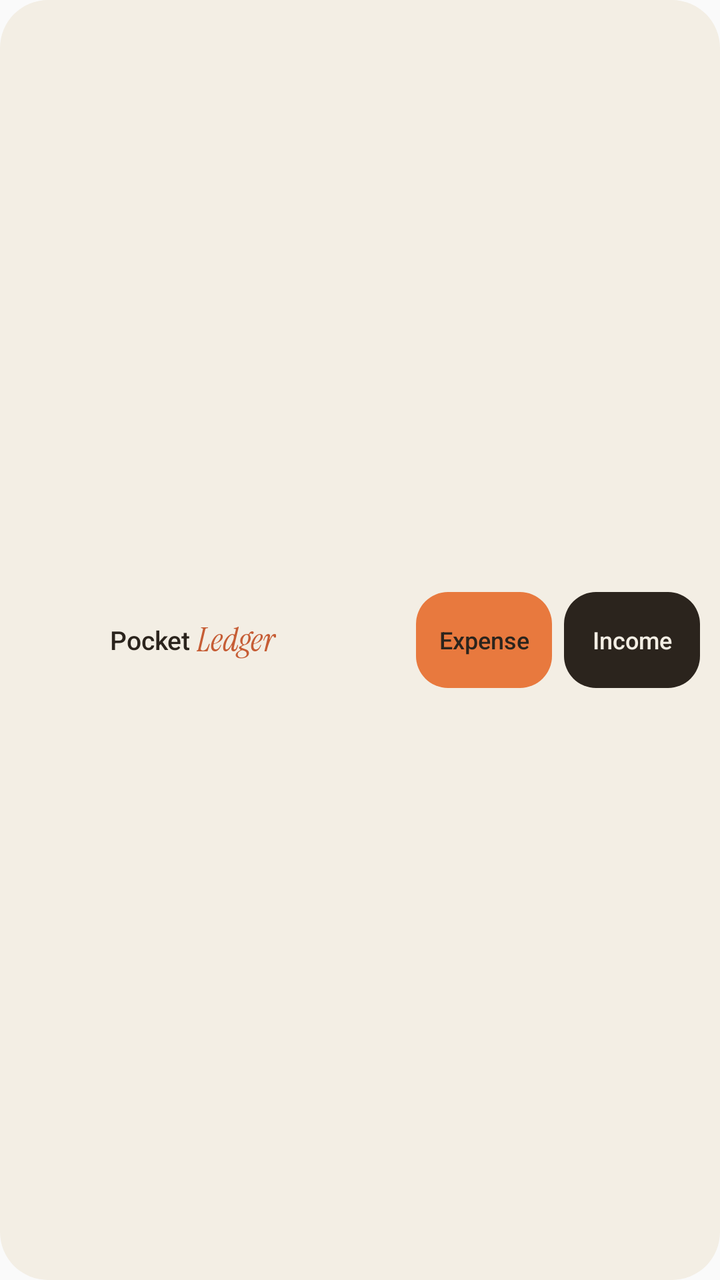
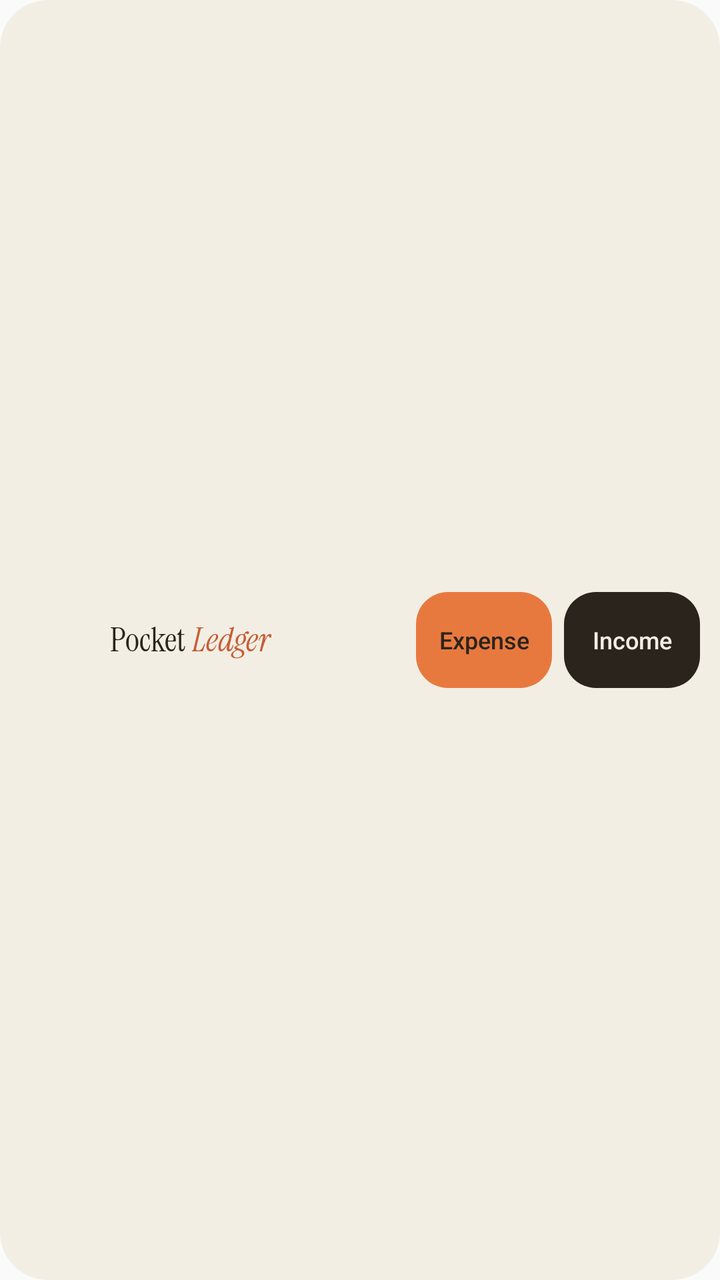

Two renders of the same Android screen: before a commit and after it. Below are the layout's source before the change and the commit's diff.
<!-- AndroidManifest.xml: application theme AppTheme -->
<!-- res/layout/ledger_widget.xml -->
<?xml version="1.0" encoding="utf-8"?>
<LinearLayout xmlns:android="http://schemas.android.com/apk/res/android"
    android:layout_width="match_parent" android:layout_height="match_parent"
    android:orientation="horizontal" android:gravity="center_vertical" android:padding="10dp" android:background="@drawable/widget_background">
    <LinearLayout android:layout_width="0dp" android:layout_weight="1" android:layout_height="match_parent" android:gravity="center_vertical" android:paddingStart="4dp" android:paddingEnd="8dp">
        <ImageView android:layout_width="34dp" android:layout_height="34dp" android:src="@mipmap/ic_launcher" android:contentDescription="@null" />
        <LinearLayout android:layout_width="wrap_content" android:layout_height="wrap_content" android:layout_marginStart="7dp" android:orientation="horizontal" android:gravity="center_vertical" android:baselineAligned="true">
            <TextView android:layout_width="wrap_content" android:layout_height="wrap_content" android:text="Pocket" android:textColor="#2B241D" android:textSize="13sp" android:fontFamily="sans-serif-medium" android:maxLines="1" />
            <TextView android:layout_width="wrap_content" android:layout_height="wrap_content" android:layout_marginStart="3dp" android:text="Ledger" android:textColor="#C65D35" android:textSize="17sp" android:fontFamily="@font/instrument_serif_italic" android:maxLines="1" />
        </LinearLayout>
    </LinearLayout>
    <TextView android:id="@+id/widget_expense" android:layout_width="68dp" android:layout_height="48dp" android:gravity="center" android:background="@drawable/widget_expense" android:text="Expense" android:textColor="#2B241D" android:textSize="12sp" android:fontFamily="sans-serif-medium" android:contentDescription="Add expense" />
    <TextView android:id="@+id/widget_income" android:layout_width="68dp" android:layout_height="48dp" android:layout_marginStart="6dp" android:gravity="center" android:background="@drawable/widget_income" android:text="Income" android:textColor="#F3EEE4" android:textSize="12sp" android:fontFamily="sans-serif-medium" android:contentDescription="Add income" />
</LinearLayout>
<!-- resources referenced by this layout -->
<resources>
  <!-- drawable widget_background (drawable) -->
  <shape xmlns:android="http://schemas.android.com/apk/res/android" android:shape="rectangle">
      <solid android:color="#F3EEE4" /><corners android:radius="24dp" />
  </shape>
  <!-- drawable widget_expense (drawable) -->
  <shape xmlns:android="http://schemas.android.com/apk/res/android" android:shape="rectangle">
      <solid android:color="#E8793E" /><corners android:radius="16dp" />
  </shape>
  <!-- drawable widget_income (drawable) -->
  <shape xmlns:android="http://schemas.android.com/apk/res/android" android:shape="rectangle">
      <solid android:color="#2B241D" /><corners android:radius="16dp" />
  </shape>
  <!-- mipmap ic_launcher (mipmap-anydpi-v26) -->
  <?xml version="1.0" encoding="utf-8"?>
  <adaptive-icon xmlns:android="http://schemas.android.com/apk/res/android">
      <background android:drawable="@color/ic_launcher_background" />
      <foreground android:drawable="@drawable/ic_launcher_foreground" />
  </adaptive-icon>
  <style name="AppTheme" parent="Theme.AppCompat.Light.DarkActionBar">
          
          <item name="colorPrimary">@color/colorPrimary</item>
          <item name="colorPrimaryDark">@color/colorPrimaryDark</item>
          <item name="colorAccent">@color/colorAccent</item>
      </style>
  <color name="ic_launcher_background">#2B241D</color>
  <!-- drawable ic_launcher_foreground (drawable-v24) -->
  <vector xmlns:android="http://schemas.android.com/apk/res/android"
      android:width="108dp"
      android:height="108dp"
      android:viewportWidth="108"
      android:viewportHeight="108">
      
      <group
          android:pivotX="54"
          android:pivotY="54"
          android:scaleX="0.74"
          android:scaleY="0.74">
          <path
              android:fillColor="#F3EEE4"
              android:pathData="M32,33H76Q79,33 79,36V38Q79,41 76,41H32Q29,41 29,38V36Q29,33 32,33ZM32,50H76Q79,50 79,53V55Q79,58 76,58H32Q29,58 29,55V53Q29,50 32,50ZM32,67H58Q61,67 61,70V72Q61,75 58,75H32Q29,75 29,72V70Q29,67 32,67Z" />
          <path
              android:fillColor="#E2703A"
              android:pathData="M67,67H70Q73,67 73,70V72Q73,75 70,75H67Q64,75 64,72V70Q64,67 67,67Z" />
      </group>
  </vector>
</resources>

<!-- the commit's change to res/layout/ledger_widget.xml (unified diff, before → after) -->
@@ -5,7 +5,7 @@
     <LinearLayout android:layout_width="0dp" android:layout_weight="1" android:layout_height="match_parent" android:gravity="center_vertical" android:paddingStart="4dp" android:paddingEnd="8dp">
         <ImageView android:layout_width="34dp" android:layout_height="34dp" android:src="@mipmap/ic_launcher" android:contentDescription="@null" />
         <LinearLayout android:layout_width="wrap_content" android:layout_height="wrap_content" android:layout_marginStart="7dp" android:orientation="horizontal" android:gravity="center_vertical" android:baselineAligned="true">
-            <TextView android:layout_width="wrap_content" android:layout_height="wrap_content" android:text="Pocket" android:textColor="#2B241D" android:textSize="13sp" android:fontFamily="sans-serif-medium" android:maxLines="1" />
+            <TextView android:layout_width="wrap_content" android:layout_height="wrap_content" android:text="Pocket" android:textColor="#2B241D" android:textSize="17sp" android:fontFamily="@font/instrument_serif_regular" android:maxLines="1" />
             <TextView android:layout_width="wrap_content" android:layout_height="wrap_content" android:layout_marginStart="3dp" android:text="Ledger" android:textColor="#C65D35" android:textSize="17sp" android:fontFamily="@font/instrument_serif_italic" android:maxLines="1" />
         </LinearLayout>
     </LinearLayout>
